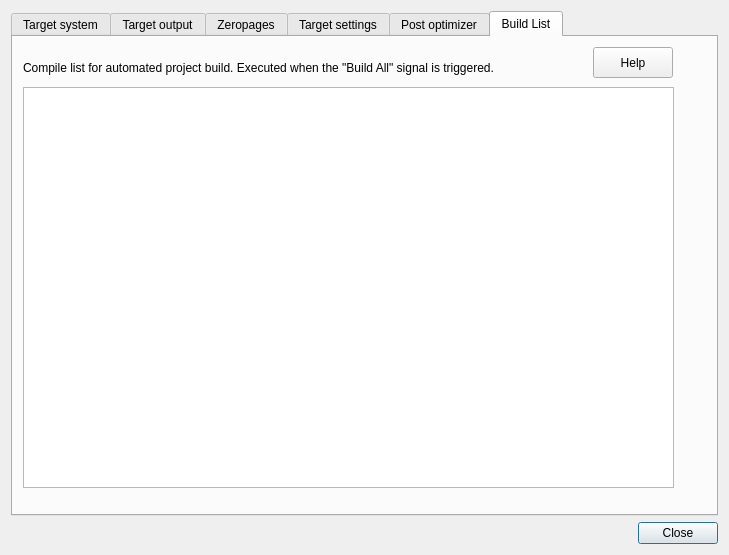
leuat/TRSE, file source/dialogprojectsettings.ui: the form before one commit.
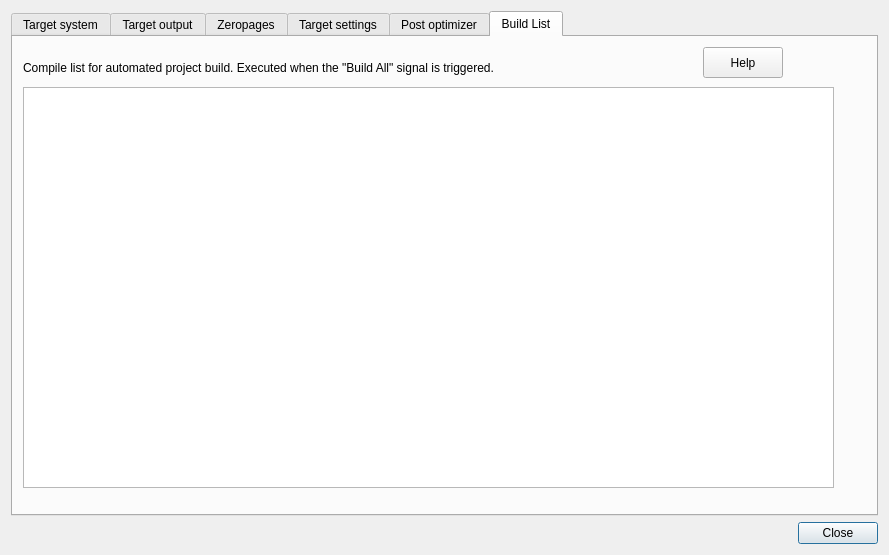
The form after the commit. The open tabs and pages were chosen to show the change.

```diff
--- a/source/dialogprojectsettings.ui
+++ b/source/dialogprojectsettings.ui
@@ -6,7 +6,7 @@
    <rect>
     <x>0</x>
     <y>0</y>
-    <width>729</width>
+    <width>889</width>
     <height>555</height>
    </rect>
   </property>
@@ -955,7 +955,7 @@
         <widget class="QPushButton" name="pushButton">
          <property name="geometry">
           <rect>
-           <x>580</x>
+           <x>690</x>
            <y>10</y>
            <width>80</width>
            <height>31</height>
@@ -970,7 +970,7 @@
           <rect>
            <x>10</x>
            <y>50</y>
-           <width>651</width>
+           <width>811</width>
            <height>401</height>
           </rect>
          </property>
```
Left out of the diff: 2 changed lines with no effect on the pictures.
